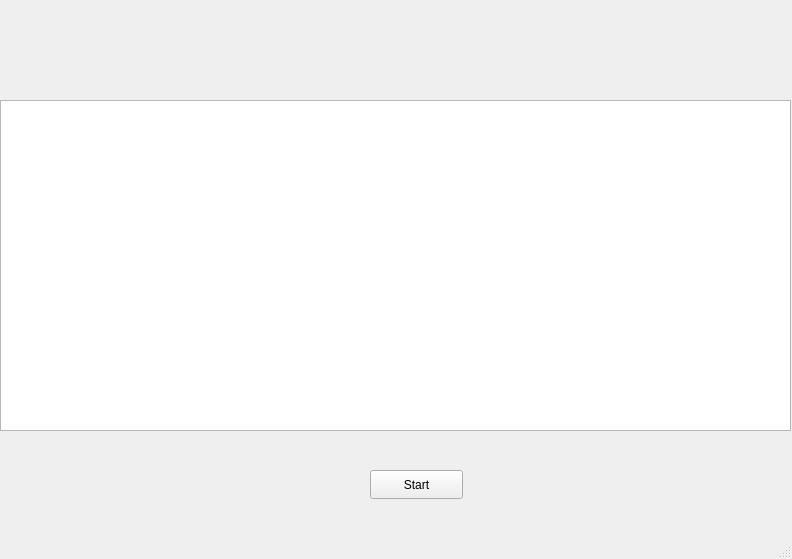
First picture: the form in algorithms/mainwindow.ui, repository ZhannaBeletskaia/git__belzh, before the edit.
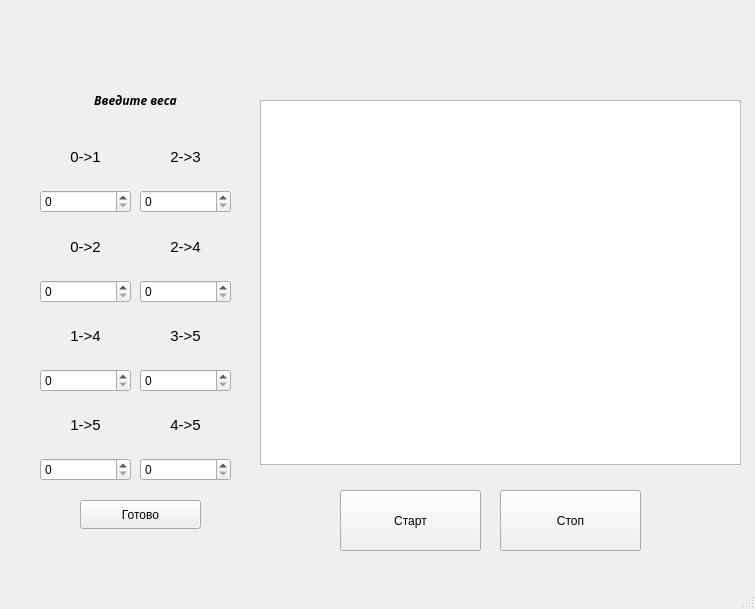
Second picture: the form after the edit.

The edit to the form file:
```diff
--- a/algorithms/mainwindow.ui
+++ b/algorithms/mainwindow.ui
@@ -6,8 +6,8 @@
    <rect>
     <x>0</x>
     <y>0</y>
-    <width>792</width>
-    <height>559</height>
+    <width>755</width>
+    <height>609</height>
    </rect>
   </property>
   <property name="windowTitle">
@@ -17,31 +17,24 @@
    <widget class="QWidget" name="verticalLayoutWidget">
     <property name="geometry">
      <rect>
-      <x>0</x>
+      <x>260</x>
       <y>100</y>
-      <width>791</width>
-      <height>331</height>
+      <width>481</width>
+      <height>365</height>
      </rect>
     </property>
     <layout class="QVBoxLayout" name="verticalLayout">
      <item>
-      <widget class="QGraphicsView" name="graphicsView">
-       <property name="minimumSize">
-        <size>
-         <width>669</width>
-         <height>0</height>
-        </size>
-       </property>
-      </widget>
+      <widget class="QGraphicsView" name="graphicsView"/>
      </item>
     </layout>
    </widget>
    <widget class="QWidget" name="horizontalLayoutWidget">
     <property name="geometry">
      <rect>
-      <x>70</x>
-      <y>40</y>
-      <width>671</width>
+      <x>260</x>
+      <y>50</y>
+      <width>481</width>
       <height>41</height>
      </rect>
     </property>
@@ -50,14 +43,333 @@
    <widget class="QPushButton" name="startBtn">
     <property name="geometry">
      <rect>
-      <x>370</x>
-      <y>470</y>
-      <width>93</width>
+      <x>340</x>
+      <y>490</y>
+      <width>141</width>
+      <height>61</height>
+     </rect>
+    </property>
+    <property name="text">
+     <string>Старт</string>
+    </property>
+   </widget>
+   <widget class="QLabel" name="label">
+    <property name="geometry">
+     <rect>
+      <x>40</x>
+      <y>80</y>
+      <width>191</width>
+      <height>41</height>
+     </rect>
+    </property>
+    <property name="font">
+     <font>
+      <family>Myanmar Text</family>
+      <italic>true</italic>
+      <bold>true</bold>
+     </font>
+    </property>
+    <property name="frameShape">
+     <enum>QFrame::Shape::NoFrame</enum>
+    </property>
+    <property name="text">
+     <string>Введите веса</string>
+    </property>
+    <property name="alignment">
+     <set>Qt::AlignmentFlag::AlignCenter</set>
+    </property>
+    <property name="wordWrap">
+     <bool>false</bool>
+    </property>
+   </widget>
+   <widget class="QWidget" name="verticalLayoutWidget_2">
+    <property name="geometry">
+     <rect>
+      <x>40</x>
+      <y>130</y>
+      <width>91</width>
+      <height>351</height>
+     </rect>
+    </property>
+    <layout class="QVBoxLayout" name="verticalLayout_2">
+     <item>
+      <widget class="QLabel" name="label_4">
+       <property name="font">
+        <font>
+         <pointsize>11</pointsize>
+        </font>
+       </property>
+       <property name="layoutDirection">
+        <enum>Qt::LayoutDirection::LeftToRight</enum>
+       </property>
+       <property name="frameShape">
+        <enum>QFrame::Shape::NoFrame</enum>
+       </property>
+       <property name="text">
+        <string>0-&gt;1</string>
+       </property>
+       <property name="textFormat">
+        <enum>Qt::TextFormat::PlainText</enum>
+       </property>
+       <property name="alignment">
+        <set>Qt::AlignmentFlag::AlignCenter</set>
+       </property>
+       <property name="margin">
+        <number>4</number>
+       </property>
+      </widget>
+     </item>
+     <item>
+      <widget class="QSpinBox" name="sb_01"/>
+     </item>
+     <item>
+      <widget class="QLabel" name="label_3">
+       <property name="font">
+        <font>
+         <pointsize>11</pointsize>
+        </font>
+       </property>
+       <property name="layoutDirection">
+        <enum>Qt::LayoutDirection::LeftToRight</enum>
+       </property>
+       <property name="frameShape">
+        <enum>QFrame::Shape::NoFrame</enum>
+       </property>
+       <property name="text">
+        <string>0-&gt;2</string>
+       </property>
+       <property name="textFormat">
+        <enum>Qt::TextFormat::PlainText</enum>
+       </property>
+       <property name="alignment">
+        <set>Qt::AlignmentFlag::AlignCenter</set>
+       </property>
+       <property name="margin">
+        <number>4</number>
+       </property>
+      </widget>
+     </item>
+     <item>
+      <widget class="QSpinBox" name="sb_02"/>
+     </item>
+     <item>
+      <widget class="QLabel" name="label_2">
+       <property name="font">
+        <font>
+         <pointsize>11</pointsize>
+        </font>
+       </property>
+       <property name="layoutDirection">
+        <enum>Qt::LayoutDirection::LeftToRight</enum>
+       </property>
+       <property name="frameShape">
+        <enum>QFrame::Shape::NoFrame</enum>
+       </property>
+       <property name="text">
+        <string>1-&gt;4</string>
+       </property>
+       <property name="textFormat">
+        <enum>Qt::TextFormat::PlainText</enum>
+       </property>
+       <property name="alignment">
+        <set>Qt::AlignmentFlag::AlignCenter</set>
+       </property>
+       <property name="margin">
+        <number>4</number>
+       </property>
+      </widget>
+     </item>
+     <item>
+      <widget class="QSpinBox" name="sb_14"/>
+     </item>
+     <item>
+      <widget class="QLabel" name="label_5">
+       <property name="font">
+        <font>
+         <pointsize>11</pointsize>
+        </font>
+       </property>
+       <property name="layoutDirection">
+        <enum>Qt::LayoutDirection::LeftToRight</enum>
+       </property>
+       <property name="frameShape">
+        <enum>QFrame::Shape::NoFrame</enum>
+       </property>
+       <property name="text">
+        <string>1-&gt;5</string>
+       </property>
+       <property name="textFormat">
+        <enum>Qt::TextFormat::PlainText</enum>
+       </property>
+       <property name="alignment">
+        <set>Qt::AlignmentFlag::AlignCenter</set>
+       </property>
+       <property name="margin">
+        <number>4</number>
+       </property>
+      </widget>
+     </item>
+     <item>
+      <widget class="QSpinBox" name="sb_15"/>
+     </item>
+    </layout>
+   </widget>
+   <widget class="QPushButton" name="addWeightsBtn">
+    <property name="geometry">
+     <rect>
+      <x>80</x>
+      <y>500</y>
+      <width>121</width>
       <height>29</height>
      </rect>
     </property>
     <property name="text">
-     <string>Start</string>
+     <string>Готово</string>
+    </property>
+   </widget>
+   <widget class="QWidget" name="verticalLayoutWidget_3">
+    <property name="geometry">
+     <rect>
+      <x>140</x>
+      <y>130</y>
+      <width>91</width>
+      <height>351</height>
+     </rect>
+    </property>
+    <layout class="QVBoxLayout" name="verticalLayout_3">
+     <item>
+      <widget class="QLabel" name="label_6">
+       <property name="font">
+        <font>
+         <pointsize>11</pointsize>
+        </font>
+       </property>
+       <property name="layoutDirection">
+        <enum>Qt::LayoutDirection::LeftToRight</enum>
+       </property>
+       <property name="frameShape">
+        <enum>QFrame::Shape::NoFrame</enum>
+       </property>
+       <property name="text">
+        <string>2-&gt;3</string>
+       </property>
+       <property name="textFormat">
+        <enum>Qt::TextFormat::PlainText</enum>
+       </property>
+       <property name="alignment">
+        <set>Qt::AlignmentFlag::AlignCenter</set>
+       </property>
+       <property name="margin">
+        <number>4</number>
+       </property>
+      </widget>
+     </item>
+     <item>
+      <widget class="QSpinBox" name="sb_23"/>
+     </item>
+     <item>
+      <widget class="QLabel" name="label_7">
+       <property name="font">
+        <font>
+         <pointsize>11</pointsize>
+        </font>
+       </property>
+       <property name="layoutDirection">
+        <enum>Qt::LayoutDirection::LeftToRight</enum>
+       </property>
+       <property name="frameShape">
+        <enum>QFrame::Shape::NoFrame</enum>
+       </property>
+       <property name="text">
+        <string>2-&gt;4</string>
+       </property>
+       <property name="textFormat">
+        <enum>Qt::TextFormat::PlainText</enum>
+       </property>
+       <property name="alignment">
+        <set>Qt::AlignmentFlag::AlignCenter</set>
+       </property>
+       <property name="margin">
+        <number>4</number>
+       </property>
+      </widget>
+     </item>
+     <item>
+      <widget class="QSpinBox" name="sb_24"/>
+     </item>
+     <item>
+      <widget class="QLabel" name="label_8">
+       <property name="font">
+        <font>
+         <pointsize>11</pointsize>
+        </font>
+       </property>
+       <property name="layoutDirection">
+        <enum>Qt::LayoutDirection::LeftToRight</enum>
+       </property>
+       <property name="frameShape">
+        <enum>QFrame::Shape::NoFrame</enum>
+       </property>
+       <property name="text">
+        <string>3-&gt;5</string>
+       </property>
+       <property name="textFormat">
+        <enum>Qt::TextFormat::PlainText</enum>
+       </property>
+       <property name="alignment">
+        <set>Qt::AlignmentFlag::AlignCenter</set>
+       </property>
+       <property name="margin">
+        <number>4</number>
+       </property>
+      </widget>
+     </item>
+     <item>
+      <widget class="QSpinBox" name="sb_35"/>
+     </item>
+     <item>
+      <widget class="QLabel" name="label_9">
+       <property name="font">
+        <font>
+         <pointsize>11</pointsize>
+        </font>
+       </property>
+       <property name="layoutDirection">
+        <enum>Qt::LayoutDirection::LeftToRight</enum>
+       </property>
+       <property name="frameShape">
+        <enum>QFrame::Shape::NoFrame</enum>
+       </property>
+       <property name="text">
+        <string>4-&gt;5</string>
+       </property>
+       <property name="textFormat">
+        <enum>Qt::TextFormat::PlainText</enum>
+       </property>
+       <property name="alignment">
+        <set>Qt::AlignmentFlag::AlignCenter</set>
+       </property>
+       <property name="margin">
+        <number>4</number>
+       </property>
+      </widget>
+     </item>
+     <item>
+      <widget class="QSpinBox" name="sb_45"/>
+     </item>
+    </layout>
+   </widget>
+   <widget class="QPushButton" name="stopBtn">
+    <property name="geometry">
+     <rect>
+      <x>500</x>
+      <y>490</y>
+      <width>141</width>
+      <height>61</height>
+     </rect>
+    </property>
+    <property name="text">
+     <string>Стоп</string>
     </property>
    </widget>
   </widget>
```
Left out of the diff: 2 changed lines with no effect on the pictures.
